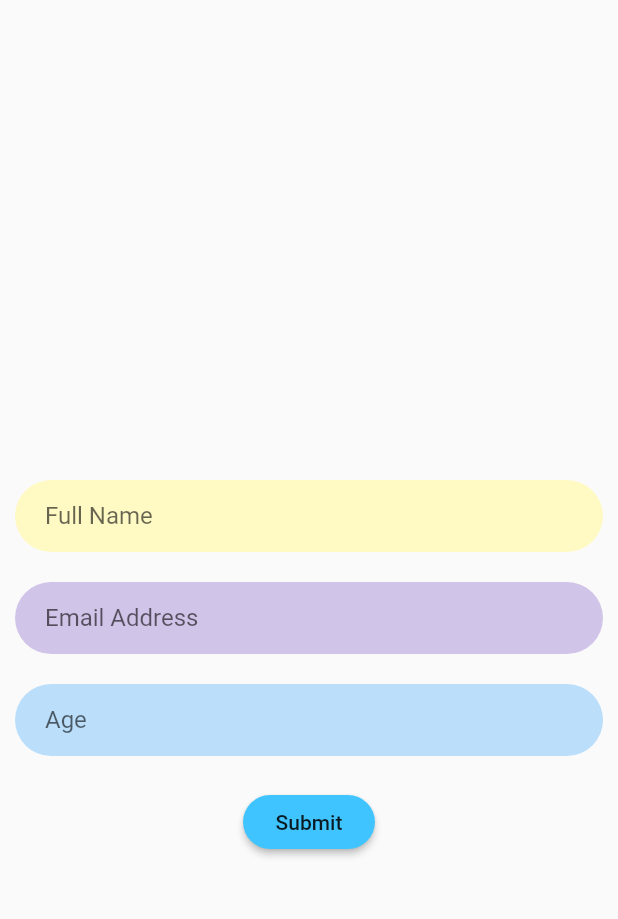
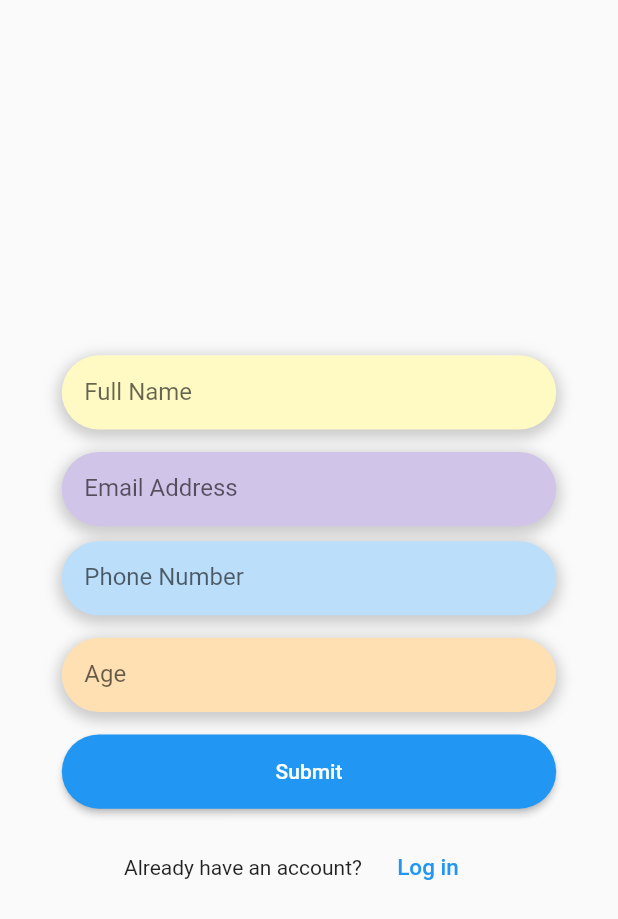
Before and after one commit to renovatio-india/uhum, a Flutter app: the Registration screen opened directly, on a phone screen of 412 x 824 dp. Shown: the top 919 px of the screen. Run offline on Flutter 3.47's test engine with Material 2 defaults, Android fonts, the phone set to English and light mode, and no system bars; Roboto replaces fonts that are missing (OpenSans).

Commit message:
Registration Screen  Added

```diff
--- a/lib/screens/authenticate/registration.dart
+++ b/lib/screens/authenticate/registration.dart
@@ -1,88 +1,151 @@
 import 'package:flutter/material.dart';
 
+class Registration extends StatefulWidget {
+  final Function toggleView;
+  Registration({this.toggleView});
 
-class Registration extends StatefulWidget {
   @override
   _RegistrationState createState() => _RegistrationState();
 }
 
 class _RegistrationState extends State<Registration> {
-  final _formKey = GlobalKey<FormState>();
-
-
-
   @override
   Widget build(BuildContext context) {
-    return Container(
-      padding: EdgeInsets.only(top:300,left:10,right: 10),
-      child: Form(
-        key: _formKey,
+    Size size = MediaQuery.of(context).size;
+    return Scaffold(
+      body: Form(
         child: Column(
+          mainAxisAlignment: MainAxisAlignment.center,
+          crossAxisAlignment: CrossAxisAlignment.center,
           children: <Widget>[
-            SizedBox(height: 20.0),
+            SizedBox(height: 15.0),
             Container(
-              padding: EdgeInsets.only(left:20),
+              padding: EdgeInsets.only(left:15),
+              height: size.height * 0.06,
+                width: size.width * 0.8,
               decoration: BoxDecoration(
                 color: Colors.yellow[100],
                 borderRadius: BorderRadius.circular(100),
+                 boxShadow: [
+                      BoxShadow(
+                          color: Colors.grey.withOpacity(0.5),
+                          offset: Offset(0, 3),
+                          blurRadius: 7,
+                          spreadRadius: 3),
+                    ],
               ),
-
               child: TextFormField(
                 decoration: InputDecoration(
                     border: InputBorder.none, hintText: 'Full Name'),
-                    validator: (val) => val.isEmpty ? 'Enter full name' : null,
-                     onChanged: (val){
-
-                    },
+                validator: (val) => val.isEmpty ? 'Enter full name' : null,
+                onChanged: (val) {},
               ),
             ),
-            SizedBox(height: 20.0),
+            SizedBox(height: 15.0),
             Container(
-              padding: EdgeInsets.only(left:20),
+              padding: EdgeInsets.only(left:15),
+              height: size.height * 0.06,
+                width: size.width * 0.8,
               decoration: BoxDecoration(
                 color: Colors.deepPurple[100],
                 borderRadius: BorderRadius.circular(100),
+                 boxShadow: [
+                      BoxShadow(
+                          color: Colors.grey.withOpacity(0.5),
+                          offset: Offset(0, 3),
+                          blurRadius: 7,
+                          spreadRadius: 3),
+                    ],
               ),
-
               child: TextFormField(
                 decoration: InputDecoration(
                     border: InputBorder.none, hintText: 'Email Address'),
-                     validator: (val) => val.isEmpty ? 'Enter  Email' : null,
-                    onChanged: (val){
-
-                    },
+                validator: (val) => val.isEmpty ? 'Enter  Email' : null,
+                onChanged: (val) {},
               ),
             ),
-            SizedBox(height: 20.0),
+            SizedBox(height: 10.0),
             Container(
-              padding: EdgeInsets.only(left:20),
+              padding: EdgeInsets.only(left:15),
+              height: size.height * 0.06,
+                width: size.width * 0.8,
               decoration: BoxDecoration(
                 color: Colors.blue[100],
+
                 borderRadius: BorderRadius.circular(100),
+                 boxShadow: [
+                      BoxShadow(
+                          color: Colors.grey.withOpacity(0.5),
+                          offset: Offset(0, 3),
+                          blurRadius: 7,
+                          spreadRadius: 3),
+                    ],
               ),
-
+              child: TextFormField(
+                decoration:
+                    InputDecoration(border: InputBorder.none, hintText: 'Phone Number'),
+                obscureText: true,
+                validator: (val) => val.isEmpty ? 'Enter Phone No.' : null,
+                onChanged: (val) {},
+              ),
+            ),
+            SizedBox(height: 15.0),
+             Container(
+              padding: EdgeInsets.only(left:15),
+              height: size.height * 0.06,
+                width: size.width * 0.8,
+              decoration: BoxDecoration(
+                color: Colors.orange[100],
+                borderRadius: BorderRadius.circular(100),
+                 boxShadow: [
+                      BoxShadow(
+                          color: Colors.grey.withOpacity(0.5),
+                          offset: Offset(0, 3),
+                          blurRadius: 7,
+                          spreadRadius: 3),
+                    ],
+              ),
               child: TextFormField(
                 decoration:
                     InputDecoration(border: InputBorder.none, hintText: 'Age'),
-                    obscureText: true,
-                     validator: (val) => val.isEmpty ? 'Enter Age':null,
-                     onChanged: (val){
-
-                    },
+                obscureText: true,
+                validator: (val) => val.isEmpty ? 'Enter Age' : null,
+                onChanged: (val) {},
               ),
             ),
-            SizedBox(height: 20.0),
-            RaisedButton(
-                shape: RoundedRectangleBorder(
-                      borderRadius: BorderRadius.circular(18.0),
-                    ),
-              child: Text('Submit'),
-              color: Colors.lightBlueAccent,
-              onPressed: () async {
-
-                }
-
+            SizedBox(height: 15.0),
+            Container(
+               height: size.height * 0.06,
+                width: size.width * 0.8,
+              child: RaisedButton(
+                  shape: RoundedRectangleBorder(
+                    borderRadius: BorderRadius.circular(30.0),
+                  ),
+                  child: Text('Submit',style: TextStyle(
+                          color: Colors.white,
+                        ),),
+                  color: Colors.blue,
+                  onPressed: () async {}),
             ),
+            SizedBox(height: 15.0),
+            Container(
+                child: Row(
+              children: <Widget>[
+                Text('Already have an account?'),
+                FlatButton(
+                  textColor: Colors.blue,
+                  child: Text(
+                    'Log in',
+                    style: TextStyle(fontSize: 15),
+                  ),
+                  onPressed: () {
+                    //signup screen
+                    widget.toggleView();
+                  },
+                )
+              ],
+              mainAxisAlignment: MainAxisAlignment.center,
+            ))
           ],
         ),
       ),
```
